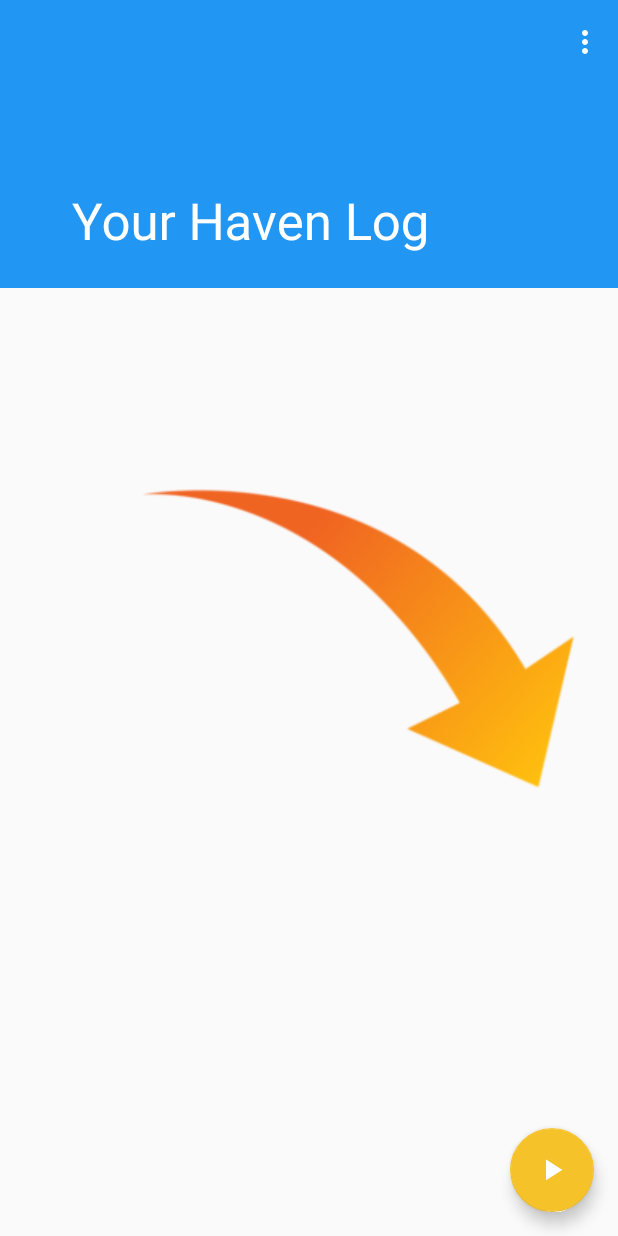
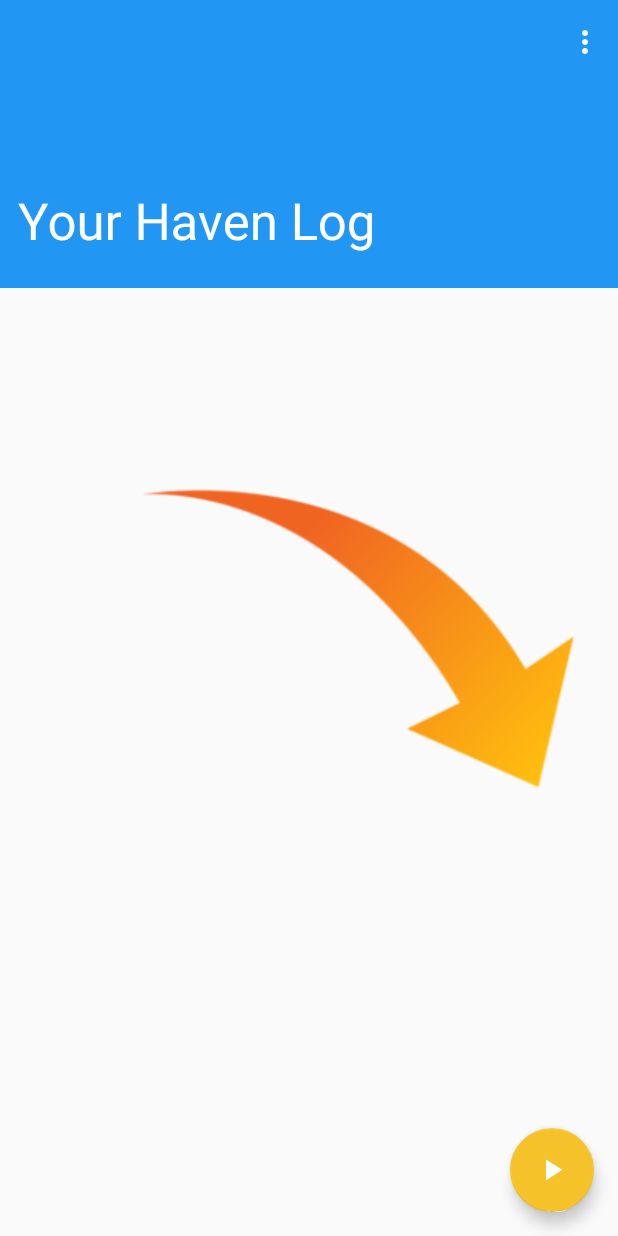
Before and after one commit to guardianproject/haven, an Android app: the screen it shows after launch (ListActivity), on a phone screen of 412 x 824 dp. Run offline under Robolectric (Android 15) with nearby library versions, the phone set to English and light mode, and no system bars; libraries missing offline, so code that uses them is left out: com.facebook.drawee, com.github.paolorotolo.appintro, com.orm; 5 statements that could not run were skipped.

Commit message:
tweak layout of header text

```diff
--- a/src/main/res/layout/activity_list.xml
+++ b/src/main/res/layout/activity_list.xml
@@ -21,7 +21,7 @@
             app:contentScrim="?attr/colorPrimary"
             app:expandedTitleMarginBottom="32dp"
             app:expandedTitleMarginEnd="64dp"
-            app:expandedTitleMarginStart="48dp"
+            app:expandedTitleMarginStart="12dp"
             app:layout_scrollFlags="scroll|exitUntilCollapsed"
             app:title="@string/main_screen_title">
 
```
